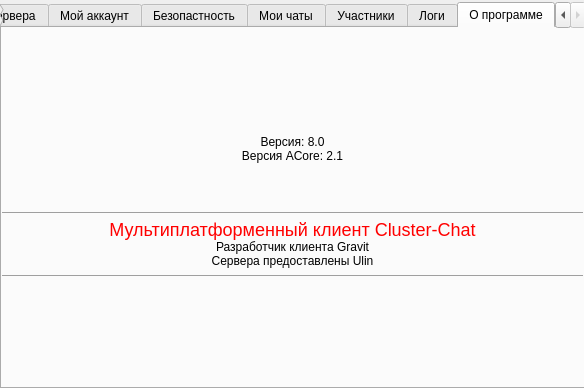
This is kabinet.ui in gravimine/qtchat as Qt 5 draws it before an edit. The edited form follows.
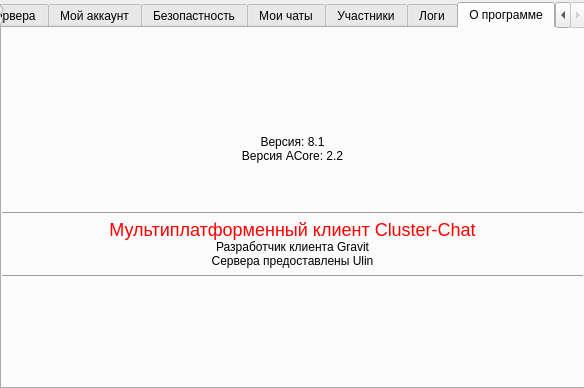
This is the edited form. The open tabs and pages were chosen to show the change.

Commit message: Обновление до 8.1, ACore 2.2 ACore: Добавлена функция printList printMap теперь может выводить List, ByeteArray ClusterChat: Добавлен подсчет времени инициализации UI и времени создания основного класса

The edit to the form file:
```diff
--- a/kabinet.ui
+++ b/kabinet.ui
@@ -807,7 +807,7 @@
       </rect>
      </property>
      <property name="text">
-      <string>&lt;center&gt;Версия: 8.0&lt;br&gt;Версия ACore: 2.1&lt;br&gt;&lt;br&gt;&lt;br&gt;&lt;hr&gt;&lt;font color=red size=5&gt;Мультиплатформенный клиент Cluster-Chat&lt;/font&gt;&lt;br&gt;Разработчик клиента Gravit&lt;br&gt;Сервера предоставлены Ulin&lt;/font&gt;&lt;hr&gt;</string>
+      <string>&lt;center&gt;Версия: 8.1&lt;br&gt;Версия ACore: 2.2&lt;br&gt;&lt;br&gt;&lt;br&gt;&lt;hr&gt;&lt;font color=red size=5&gt;Мультиплатформенный клиент Cluster-Chat&lt;/font&gt;&lt;br&gt;Разработчик клиента Gravit&lt;br&gt;Сервера предоставлены Ulin&lt;/font&gt;&lt;hr&gt;</string>
      </property>
     </widget>
    </widget>
```
The commit also changes 5 other files.
